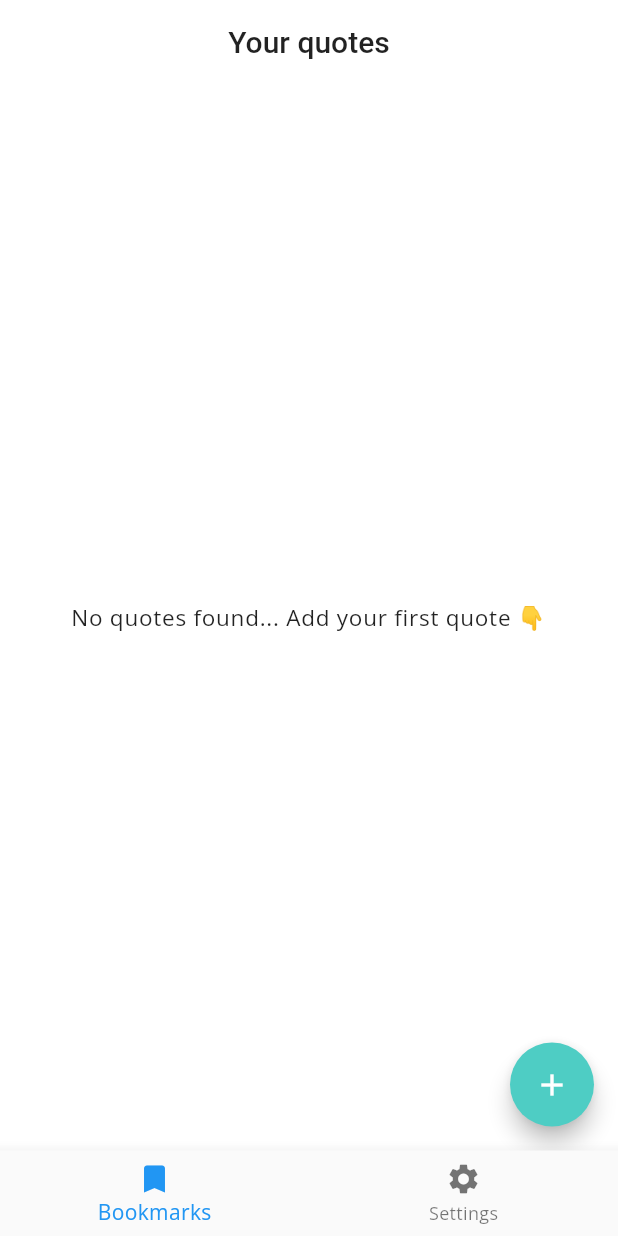
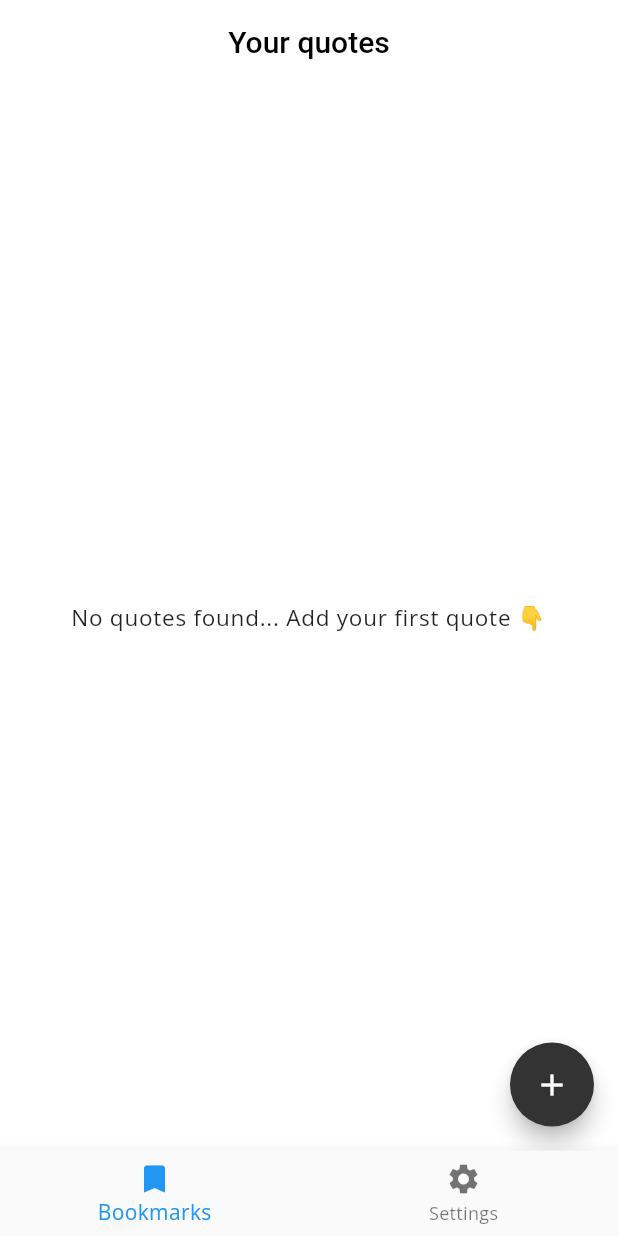
Before and after one commit to marcaureln/meditations, a Flutter app: the screen it shows after launch, on a phone screen of 412 x 824 dp. Run offline on Flutter 3.47's test engine with Material 2 defaults, Android fonts, the phone set to English and light mode, and no system bars; our stand-ins replace google_fonts, sembast, webview_flutter; missing offline and left inert: clipboard.

Commit message:
apply grayscale color scheme

```diff
--- /dev/null
+++ b/lib/theme/colors.dart
@@ -0,0 +1,9 @@
+import 'package:flutter/material.dart';
+
+class MyColors {
+  MyColors._();
+
+  static const white = Color(0xffffffff);
+  static const black = Color(0xff000000);
+  static const darkCharcoal = Color(0xff333333);
+}
--- a/lib/theme/theme.dart
+++ b/lib/theme/theme.dart
@@ -1,11 +1,11 @@
 import 'package:flutter/material.dart';
+import 'package:stoic/theme/colors.dart';
 
 import 'package:stoic/theme/text.dart';
 
 ThemeData myTheme = ThemeData(
-  primaryColor: Color(0xff4ecdc4),
-  accentColor: Color(0xff4ecdc4),
-  scaffoldBackgroundColor: Color(0xffffffff),
-  buttonColor: Color(0xff555b69),
+  primaryColor: MyColors.black,
+  accentColor: MyColors.darkCharcoal,
+  scaffoldBackgroundColor: MyColors.white,
   textTheme: myTextTheme,
 );
--- a/lib/widgets/appbar.dart
+++ b/lib/widgets/appbar.dart
@@ -1,4 +1,5 @@
 import 'package:flutter/material.dart';
+import 'package:stoic/theme/colors.dart';
 import 'package:stoic/theme/theme.dart';
 
 class MyAppBar extends AppBar {
@@ -8,7 +9,10 @@ class MyAppBar extends AppBar {
       : super(
           elevation: 0,
           backgroundColor: myTheme.scaffoldBackgroundColor,
-          title: Text(titleText),
+          title: Text(
+            titleText,
+            style: TextStyle(color: MyColors.black),
+          ),
           centerTitle: true,
         );
 }
```
